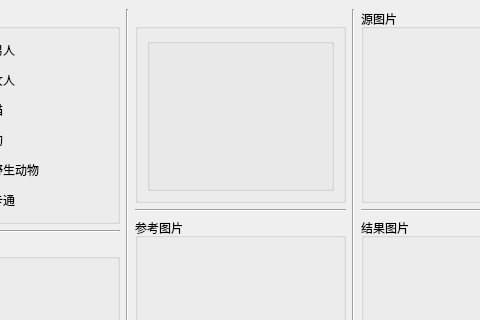
Qt form newStar.ui (yuxinghuo/stargan-window) before a commit; both pictures show x 99 to 579 and y 0 to 320 of the 1100 by 700 pixel window.
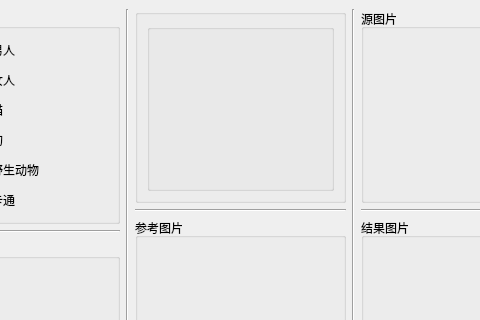
The same form after that commit.

Commit message: 修改界面

```diff
--- a/newStar.ui
+++ b/newStar.ui
@@ -144,7 +144,7 @@
       <item>
        <widget class="QGroupBox" name="logoGroup">
         <property name="title">
-         <string> </string>
+                                    <string></string>
         </property>
         <layout class="QHBoxLayout" name="horizontalLayout_3">
          <item>
```
Lines whose indentation alone changed are shown as unchanged. The commit also changes 4 other files.
